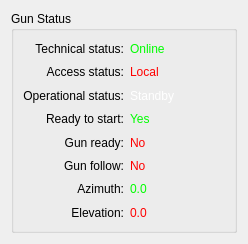
Old version of the form src/view/panel/gun/frame_gun_data_monitoring.ui in the repository MiftahSalam/FA-FCS-2020-HMI.
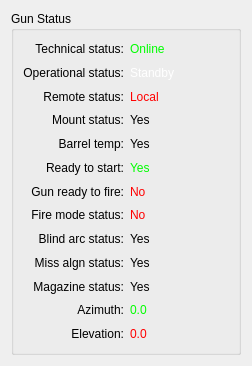
New version of the form.

Commit message: update gun status Ui

Diff of the .ui file:
```diff
--- a/src/view/panel/gun/frame_gun_data_monitoring.ui
+++ b/src/view/panel/gun/frame_gun_data_monitoring.ui
@@ -6,8 +6,8 @@
    <rect>
     <x>0</x>
     <y>0</y>
-    <width>248</width>
-    <height>244</height>
+    <width>252</width>
+    <height>366</height>
    </rect>
   </property>
   <property name="windowTitle">
@@ -46,19 +46,6 @@
             </property>
            </widget>
           </item>
-          <item>
-           <widget class="QLabel" name="label_3">
-            <property name="layoutDirection">
-             <enum>Qt::LeftToRight</enum>
-            </property>
-            <property name="text">
-             <string>Access status:</string>
-            </property>
-            <property name="alignment">
-             <set>Qt::AlignRight|Qt::AlignTrailing|Qt::AlignVCenter</set>
-            </property>
-           </widget>
-          </item>
           <item>
            <widget class="QLabel" name="label_2">
             <property name="layoutDirection">
@@ -72,6 +59,39 @@
             </property>
            </widget>
           </item>
+          <item>
+           <widget class="QLabel" name="label_3">
+            <property name="layoutDirection">
+             <enum>Qt::LeftToRight</enum>
+            </property>
+            <property name="text">
+             <string>Remote status:</string>
+            </property>
+            <property name="alignment">
+             <set>Qt::AlignRight|Qt::AlignTrailing|Qt::AlignVCenter</set>
+            </property>
+           </widget>
+          </item>
+          <item>
+           <widget class="QLabel" name="label_7">
+            <property name="text">
+             <string>Mount status:</string>
+            </property>
+            <property name="alignment">
+             <set>Qt::AlignRight|Qt::AlignTrailing|Qt::AlignVCenter</set>
+            </property>
+           </widget>
+          </item>
+          <item>
+           <widget class="QLabel" name="label_9">
+            <property name="text">
+             <string>Barrel temp:</string>
+            </property>
+            <property name="alignment">
+             <set>Qt::AlignRight|Qt::AlignTrailing|Qt::AlignVCenter</set>
+            </property>
+           </widget>
+          </item>
           <item>
            <widget class="QLabel" name="label_4">
             <property name="layoutDirection">
@@ -91,7 +111,7 @@
              <enum>Qt::LeftToRight</enum>
             </property>
             <property name="text">
-             <string>Gun ready:</string>
+             <string>Gun ready to fire:</string>
             </property>
             <property name="alignment">
              <set>Qt::AlignRight|Qt::AlignTrailing|Qt::AlignVCenter</set>
@@ -104,7 +124,37 @@
              <enum>Qt::LeftToRight</enum>
             </property>
             <property name="text">
-             <string>Gun follow:</string>
+             <string>Fire mode status:</string>
+            </property>
+            <property name="alignment">
+             <set>Qt::AlignRight|Qt::AlignTrailing|Qt::AlignVCenter</set>
+            </property>
+           </widget>
+          </item>
+          <item>
+           <widget class="QLabel" name="label_11">
+            <property name="text">
+             <string>Blind arc status:</string>
+            </property>
+            <property name="alignment">
+             <set>Qt::AlignRight|Qt::AlignTrailing|Qt::AlignVCenter</set>
+            </property>
+           </widget>
+          </item>
+          <item>
+           <widget class="QLabel" name="label_15">
+            <property name="text">
+             <string>Miss algn status:</string>
+            </property>
+            <property name="alignment">
+             <set>Qt::AlignRight|Qt::AlignTrailing|Qt::AlignVCenter</set>
+            </property>
+           </widget>
+          </item>
+          <item>
+           <widget class="QLabel" name="label_17">
+            <property name="text">
+             <string>Magazine status:</string>
             </property>
             <property name="alignment">
              <set>Qt::AlignRight|Qt::AlignTrailing|Qt::AlignVCenter</set>
@@ -157,22 +207,6 @@
             </property>
            </widget>
           </item>
-          <item>
-           <widget class="QLabel" name="labelGunStatAccess">
-            <property name="layoutDirection">
-             <enum>Qt::LeftToRight</enum>
-            </property>
-            <property name="styleSheet">
-             <string notr="true">color : rgb(255, 0, 0);</string>
-            </property>
-            <property name="text">
-             <string>Local</string>
-            </property>
-            <property name="alignment">
-             <set>Qt::AlignLeading|Qt::AlignLeft|Qt::AlignVCenter</set>
-            </property>
-           </widget>
-          </item>
           <item>
            <widget class="QLabel" name="labelGunStatOp">
             <property name="layoutDirection">
@@ -189,6 +223,36 @@
             </property>
            </widget>
           </item>
+          <item>
+           <widget class="QLabel" name="labelGunStatAccess">
+            <property name="layoutDirection">
+             <enum>Qt::LeftToRight</enum>
+            </property>
+            <property name="styleSheet">
+             <string notr="true">color : rgb(255, 0, 0);</string>
+            </property>
+            <property name="text">
+             <string>Local</string>
+            </property>
+            <property name="alignment">
+             <set>Qt::AlignLeading|Qt::AlignLeft|Qt::AlignVCenter</set>
+            </property>
+           </widget>
+          </item>
+          <item>
+           <widget class="QLabel" name="label_8">
+            <property name="text">
+             <string>Yes</string>
+            </property>
+           </widget>
+          </item>
+          <item>
+           <widget class="QLabel" name="label_10">
+            <property name="text">
+             <string>Yes</string>
+            </property>
+           </widget>
+          </item>
           <item>
            <widget class="QLabel" name="labelGunStatReadyToStart">
             <property name="layoutDirection">
@@ -355,6 +419,27 @@
             </property>
            </widget>
           </item>
+          <item>
+           <widget class="QLabel" name="label_12">
+            <property name="text">
+             <string>Yes</string>
+            </property>
+           </widget>
+          </item>
+          <item>
+           <widget class="QLabel" name="label_16">
+            <property name="text">
+             <string>Yes</string>
+            </property>
+           </widget>
+          </item>
+          <item>
+           <widget class="QLabel" name="label_18">
+            <property name="text">
+             <string>Yes</string>
+            </property>
+           </widget>
+          </item>
           <item>
            <widget class="QLabel" name="labelGunStatAz">
             <property name="layoutDirection">
```
